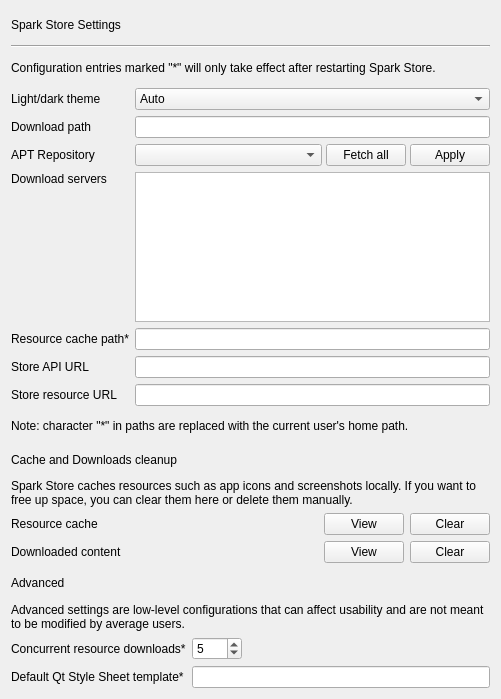
Above: gui/page/ui/settings.ui from spark-store-project/spark-store before the change. Below: the same form after it.
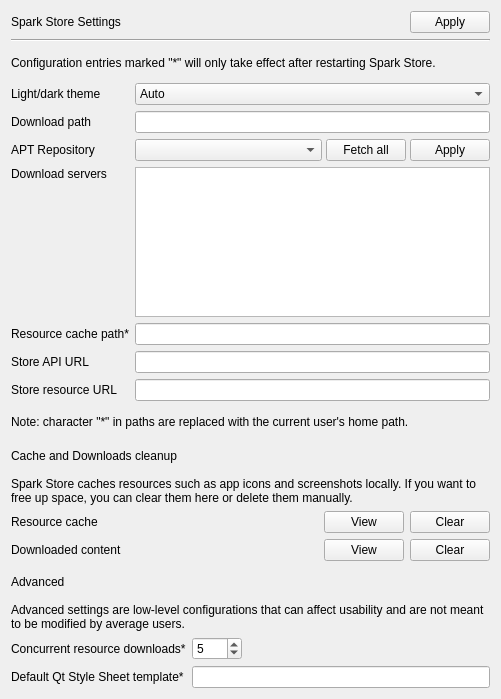
That is the form after the change.

```diff
--- a/gui/page/ui/settings.ui
+++ b/gui/page/ui/settings.ui
@@ -15,11 +15,35 @@
   </property>
   <layout class="QVBoxLayout" name="verticalLayout">
    <item>
+    <layout class="QHBoxLayout" name="layTitle">
+     <item>
     <widget class="QLabel" name="lblSettingsTitle">
      <property name="text">
       <string>Spark Store Settings</string>
      </property>
     </widget>
+     </item>
+     <item>
+      <spacer name="horizontalSpacer">
+       <property name="orientation">
+        <enum>Qt::Horizontal</enum>
+       </property>
+       <property name="sizeHint" stdset="0">
+        <size>
+         <width>40</width>
+         <height>20</height>
+        </size>
+       </property>
+      </spacer>
+     </item>
+     <item>
+      <widget class="QPushButton" name="btnSave">
+       <property name="text">
+        <string>Apply</string>
+       </property>
+      </widget>
+     </item>
+    </layout>
    </item>
    <item>
     <widget class="Line" name="lineTitle">
```
Lines whose indentation alone changed are shown as unchanged.
